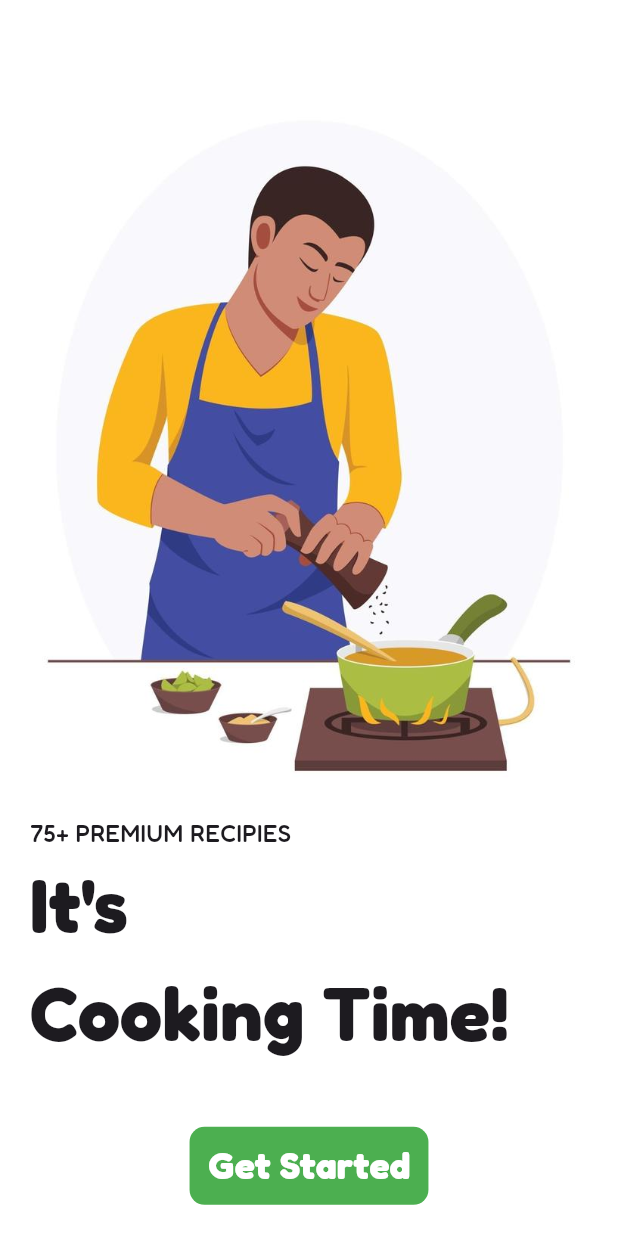
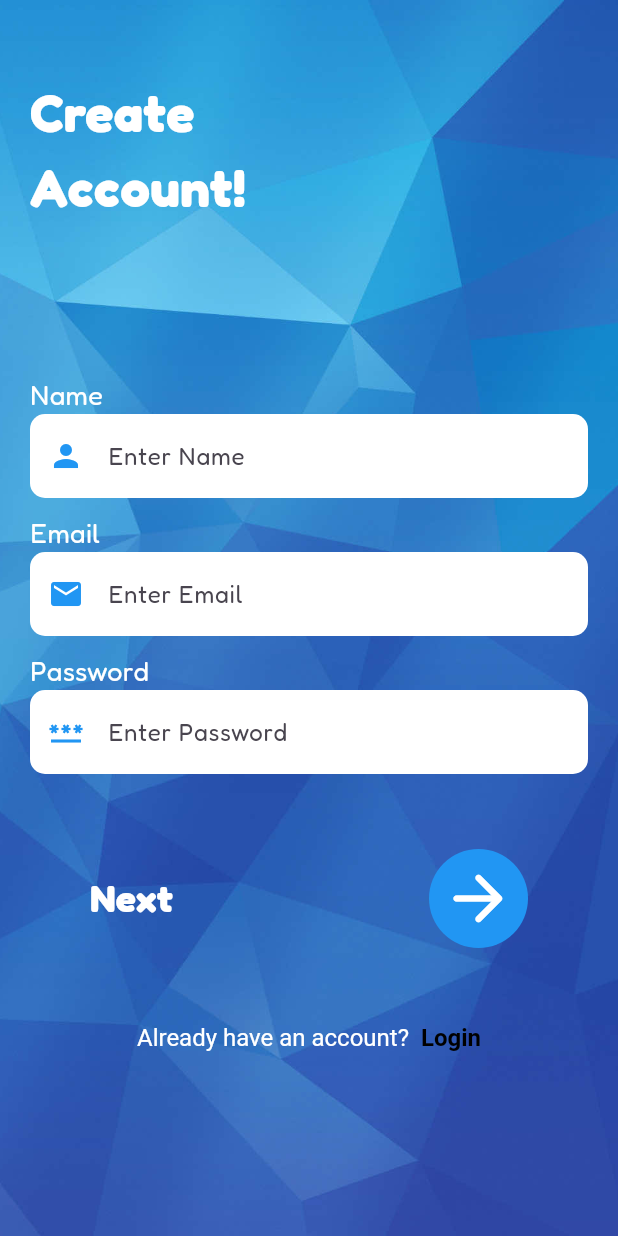
Before and after one commit to iqbalgany/recipia, a Flutter app: the screen it shows after launch, on a phone screen of 412 x 824 dp. Run offline on Flutter 3.47's test engine with Material 3 defaults, Android fonts, the phone set to English and light mode, and no system bars; our stand-ins replace bloc, cloud_firestore, equatable, firebase_auth, firebase_core, flutter_bloc and 3 more; accounts and stored records are empty; generated files the repository leaves out were written again.

Commit message:
feat: add user authentication and registration functionality
- Implemented UserModel to manage user data.
- Created AuthRemoteDatasource for Firebase authentication and Firestore user management.
- Developed AuthCubit to manage authentication state and actions.
- Added RegisterPage for user registration with form validation.
- Introduced MyTextFormField widget for reusable text input fields.
- Added GoRouterRefreshStream to manage navigation state.
- Included SVG assets for UI enhancements (fire and smiley icons).
- Configured Firebase settings in firebase.json.

```diff
--- /dev/null
+++ b/lib/data/models/user_model.dart
@@ -0,0 +1,54 @@
+// ignore_for_file: public_member_api_docs, sort_constructors_first
+import 'dart:convert';
+
+class UserModel {
+  String uid;
+  String? email;
+  String? fullName;
+  String? profileImage;
+  UserModel({required this.uid, this.email, this.fullName, this.profileImage});
+
+  UserModel copyWith({
+    String? uid,
+    String? email,
+    String? fullName,
+    String? profileImage,
+  }) {
+    return UserModel(
+      uid: uid ?? this.uid,
+      email: email ?? this.email,
+      fullName: fullName ?? this.fullName,
+      profileImage: profileImage ?? this.profileImage,
+    );
+  }
+
+  Map<String, dynamic> toMap() {
+    return <String, dynamic>{
+      'uid': uid,
+      'email': email,
+      'fullName': fullName,
+      'profileImage': profileImage,
+    };
+  }
+
+  factory UserModel.fromMap(Map<String, dynamic> map) {
+    return UserModel(
+      uid: map['uid'] as String,
+      email: map['email'] != null ? map['email'] as String : null,
+      fullName: map['fullName'] != null ? map['fullName'] as String : null,
+      profileImage: map['profileImage'] != null
+          ? map['profileImage'] as String
+          : null,
+    );
+  }
+
+  String toJson() => json.encode(toMap());
+
+  factory UserModel.fromJson(String source) =>
+      UserModel.fromMap(json.decode(source) as Map<String, dynamic>);
+
+  @override
+  String toString() {
+    return 'UserModel(uid: $uid, email: $email, fullName: $fullName, profileImage: $profileImage)';
+  }
+}
--- /dev/null
+++ b/lib/data/remote_datasources/auth_remote_datasource.dart
@@ -0,0 +1,56 @@
+import 'package:cloud_firestore/cloud_firestore.dart';
+import 'package:firebase_auth/firebase_auth.dart';
+import 'package:recipia/data/models/user_model.dart';
+
+class AuthRemoteDatasource {
+  final FirebaseAuth _auth = FirebaseAuth.instance;
+  final FirebaseFirestore _firestore = FirebaseFirestore.instance;
+
+  Stream<User?> get authStateChange => _auth.authStateChanges();
+
+  Future<UserCredential> login(String email, String password) async {
+    try {
+      final userCredential = await _auth.signInWithEmailAndPassword(
+        email: email,
+        password: password,
+      );
+
+      return userCredential;
+    } on FirebaseException catch (e) {
+      throw e.message ?? 'An error occurred during login';
+    }
+  }
+
+  Future<UserCredential> register(
+    String email,
+    String password,
+    String fullName,
+  ) async {
+    try {
+      final userCredential = await _auth.createUserWithEmailAndPassword(
+        email: email,
+        password: password,
+      );
+
+      await _firestore.collection('users').doc(userCredential.user!.uid).set({
+        'uid': userCredential.user!.uid,
+        'email': email,
+        'fullName': fullName,
+      });
+
+      return userCredential;
+    } on FirebaseException catch (e) {
+      throw e.message ?? 'An error occurred during registration';
+    }
+  }
+
+  Stream<List<UserModel>> getUser() {
+    return _firestore.collection('users').snapshots().map((snapshot) {
+      return snapshot.docs.map((doc) => UserModel.fromMap(doc.data())).toList();
+    });
+  }
+
+  Future<void> logout() async {
+    await _auth.signOut();
+  }
+}
--- a/lib/main.dart
+++ b/lib/main.dart
@@ -1,8 +1,17 @@
+import 'package:firebase_core/firebase_core.dart';
 import 'package:flutter/material.dart';
+import 'package:flutter_bloc/flutter_bloc.dart';
 import 'package:google_fonts/google_fonts.dart';
+import 'package:recipia/data/remote_datasources/auth_remote_datasource.dart';
+import 'package:recipia/firebase_options.dart';
+import 'package:recipia/presentations/cubits/auth/auth_cubit.dart';
 import 'package:recipia/routing/app_router.dart';
 
-void main() {
+void main() async {
+  WidgetsFlutterBinding.ensureInitialized();
+
+  await Firebase.initializeApp(options: DefaultFirebaseOptions.currentPlatform);
+
   runApp(const MyApp());
 }
 
@@ -11,7 +20,11 @@ class MyApp extends StatelessWidget {
 
   @override
   Widget build(BuildContext context) {
-    return MaterialApp.router(
+    return MultiBlocProvider(
+      providers: [
+        BlocProvider(create: (context) => AuthCubit(AuthRemoteDatasource())),
+      ],
+      child: MaterialApp.router(
         debugShowCheckedModeBanner: false,
         theme: ThemeData(
           scaffoldBackgroundColor: Colors.white,
@@ -22,6 +35,7 @@ class MyApp extends StatelessWidget {
           textTheme: GoogleFonts.fredokaTextTheme(),
         ),
         routerConfig: AppRoutes.router,
+      ),
     );
   }
 }
--- /dev/null
+++ b/lib/presentations/cubits/auth/auth_cubit.dart
@@ -0,0 +1,75 @@
+import 'dart:async';
+
+import 'package:bloc/bloc.dart';
+import 'package:equatable/equatable.dart';
+import 'package:firebase_auth/firebase_auth.dart' as fb;
+import 'package:recipia/data/models/user_model.dart';
+import 'package:recipia/data/remote_datasources/auth_remote_datasource.dart';
+
+part 'auth_state.dart';
+
+class AuthCubit extends Cubit<AuthState> {
+  final AuthRemoteDatasource _auth;
+
+  late StreamSubscription<fb.User?> _authSubscription;
+  AuthCubit(this._auth) : super(const AuthState()) {
+    _authSubscription = _auth.authStateChange.listen((fbUser) {
+      if (fbUser != null) {
+        final myUser = UserModel(uid: fbUser.uid, email: fbUser.email);
+        emit(state.copyWith(user: myUser, status: AuthStatus.authenticated));
+      } else {
+        emit(state.copyWith(user: null, status: AuthStatus.unauthenticated));
+      }
+    });
+  }
+
+  Future<void> login(String email, String password) async {
+    emit(state.copyWith(status: AuthStatus.loading));
+    try {
+      await _auth.login(email, password);
+    } catch (e) {
+      emit(
+        state.copyWith(errorMessage: e.toString(), status: AuthStatus.failure),
+      );
+    }
+  }
+
+  Future<void> register(String email, String password, String fullName) async {
+    emit(state.copyWith(status: AuthStatus.loading));
+    try {
+      await _auth.register(email, password, fullName);
+    } catch (e) {
+      emit(
+        state.copyWith(errorMessage: e.toString(), status: AuthStatus.failure),
+      );
+    }
+  }
+
+  Future<void> getUser() async {
+    emit(state.copyWith(status: AuthStatus.loading));
+
+    _auth.getUser().listen(
+      (users) {
+        emit(state.copyWith(status: AuthStatus.authenticated, users: users));
+      },
+      onError: (error) {
+        emit(
+          state.copyWith(
+            status: AuthStatus.failure,
+            errorMessage: error.toString(),
+          ),
+        );
+      },
+    );
+  }
+
+  Future<void> logout() async {
+    await _auth.logout();
+  }
+
+  @override
+  Future<void> close() {
+    _authSubscription.cancel();
+    return super.close();
+  }
+}
--- /dev/null
+++ b/lib/presentations/cubits/auth/auth_state.dart
@@ -0,0 +1,41 @@
+// ignore_for_file: public_member_api_docs, sort_constructors_first
+part of 'auth_cubit.dart';
+
+enum AuthStatus {
+  initial,
+  loading,
+  success,
+  authenticated,
+  unauthenticated,
+  failure,
+}
+
+class AuthState extends Equatable {
+  final AuthStatus status;
+  final UserModel? user;
+  final List<UserModel>? users;
+  final String? errorMessage;
+  const AuthState({
+    this.status = AuthStatus.initial,
+    this.user,
+    this.users,
+    this.errorMessage = '',
+  });
+
+  @override
+  List<Object?> get props => [status, user, users, errorMessage];
+
+  AuthState copyWith({
+    AuthStatus? status,
+    UserModel? user,
+    List<UserModel>? users,
+    String? errorMessage,
+  }) {
+    return AuthState(
+      status: status ?? this.status,
+      user: user ?? this.user,
+      users: users ?? this.users,
+      errorMessage: errorMessage ?? this.errorMessage,
+    );
+  }
+}
--- /dev/null
+++ b/lib/presentations/pages/register_page.dart
@@ -0,0 +1,190 @@
+import 'package:flutter/gestures.dart';
+import 'package:flutter/material.dart';
+import 'package:flutter_bloc/flutter_bloc.dart';
+import 'package:recipia/presentations/cubits/auth/auth_cubit.dart';
+import 'package:recipia/presentations/widgets/my_text_form_field.dart';
+
+class RegisterPage extends StatefulWidget {
+  const RegisterPage({super.key});
+
+  @override
+  State<RegisterPage> createState() => _RegisterPageState();
+}
+
+class _RegisterPageState extends State<RegisterPage> {
+  final TextEditingController fullNameController = TextEditingController();
+
+  final TextEditingController emailController = TextEditingController();
+
+  final TextEditingController passwordController = TextEditingController();
+
+  final GlobalKey<FormState> _formKey = GlobalKey<FormState>();
+
+  @override
+  Widget build(BuildContext context) {
+    return Scaffold(
+      body: SingleChildScrollView(
+        child: Stack(
+          children: [
+            Image.asset(
+              'assets/images/auth_background.jpg',
+              fit: BoxFit.cover,
+              height: MediaQuery.sizeOf(context).height,
+              width: MediaQuery.sizeOf(context).width,
+            ),
+            Padding(
+              padding: const EdgeInsets.symmetric(horizontal: 20, vertical: 50),
+              child: Column(
+                crossAxisAlignment: CrossAxisAlignment.start,
+                children: [
+                  Text(
+                    'Create\nAccount!',
+                    style: TextStyle(
+                      fontSize: 35,
+                      color: Colors.white,
+                      fontWeight: FontWeight.bold,
+                    ),
+                  ),
+                  SizedBox(height: 100),
+                  Form(
+                    key: _formKey,
+                    child: Column(
+                      crossAxisAlignment: CrossAxisAlignment.start,
+                      children: [
+                        // Name Text Field
+                        Text(
+                          'Name',
+                          style: TextStyle(color: Colors.white, fontSize: 18),
+                        ),
+                        MyTextFormField(
+                          hintText: 'Enter Name',
+                          controller: fullNameController,
+                          icon: Icons.person,
+                          validator: (value) {
+                            if (value == null || value.isEmpty) {
+                              return 'Please enter your full name';
+                            }
+                            return null;
+                          },
+                        ),
+                        SizedBox(height: 10),
+
+                        // Email Text Field
+                        Text(
+                          'Email',
+                          style: TextStyle(color: Colors.white, fontSize: 18),
+                        ),
+                        MyTextFormField(
+                          hintText: 'Enter Email',
+                          controller: emailController,
+                          icon: Icons.email,
+                          validator: (value) {
+                            if (value == null || value.isEmpty) {
+                              return 'Email cannot be empty';
+                            }
+
+                            final emailRegex = RegExp(
+                              r'^[\w-\.]+@([\w-]+\.)+[\w-]{2,4}$',
+                            );
+                            if (!emailRegex.hasMatch(value)) {
+                              return 'Please enter a valid email address';
+                            }
+                            return null;
+                          },
+                        ),
+                        SizedBox(height: 10),
+
+                        // Password Text Field
+                        Text(
+                          'Password',
+                          style: TextStyle(color: Colors.white, fontSize: 18),
+                        ),
+                        MyTextFormField(
+                          hintText: 'Enter Password',
+                          controller: passwordController,
+                          icon: Icons.password,
+                          obscureText: true,
+                          validator: (value) {
+                            if (value == null || value.isEmpty) {
+                              return 'Password cannot be empty';
+                            }
+                            if (value.length < 6) {
+                              return 'Password must be at least 6 characters long';
+                            }
+                            return null;
+                          },
+                        ),
+                      ],
+                    ),
+                  ),
+                  SizedBox(height: 50),
+                  Padding(
+                    padding: const EdgeInsets.symmetric(horizontal: 40),
+                    child: Row(
+                      mainAxisAlignment: MainAxisAlignment.spaceBetween,
+                      children: [
+                        Text(
+                          'Next',
+                          style: TextStyle(
+                            color: Colors.white,
+                            fontSize: 25,
+                            fontWeight: FontWeight.bold,
+                          ),
+                        ),
+                        IconButton(
+                          onPressed: () {
+                            if (_formKey.currentState!.validate()) {
+                              context.read<AuthCubit>().register(
+                                emailController.text.trim(),
+                                passwordController.text.trim(),
+                                fullNameController.text.trim(),
+                              );
+                            }
+                          },
+                          style: ButtonStyle(
+                            backgroundColor: WidgetStatePropertyAll(
+                              Colors.blue,
+                            ),
+                            iconSize: WidgetStatePropertyAll(50),
+                          ),
+                          icon: Icon(
+                            Icons.arrow_forward_rounded,
+                            color: Colors.white,
+                          ),
+                        ),
+                      ],
+                    ),
+                  ),
+                  SizedBox(height: 50),
+
+                  // login now
+                  Center(
+                    child: RichText(
+                      text: TextSpan(
+                        children: [
+                          TextSpan(
+                            text: 'Already have an account? ',
+                            style: TextStyle(color: Colors.white, fontSize: 16),
+                          ),
+                          TextSpan(
+                            text: ' Login',
+                            recognizer: TapGestureRecognizer()..onTap = () {},
+                            style: TextStyle(
+                              color: Colors.black,
+                              fontWeight: FontWeight.bold,
+                              fontSize: 16,
+                            ),
+                          ),
+                        ],
+                      ),
+                    ),
+                  ),
+                ],
+              ),
+            ),
+          ],
+        ),
+      ),
+    );
+  }
+}
--- /dev/null
+++ b/lib/presentations/widgets/my_text_form_field.dart
@@ -0,0 +1,36 @@
+import 'package:flutter/material.dart';
+
+class MyTextFormField extends StatelessWidget {
+  final String? hintText;
+  final TextEditingController? controller;
+  final IconData? icon;
+  final String? Function(String?)? validator;
+  final bool obscureText;
+  const MyTextFormField({
+    super.key,
+    this.controller,
+    required this.hintText,
+    this.icon,
+    this.obscureText = false,
+    this.validator,
+  });
+
+  @override
+  Widget build(BuildContext context) {
+    return TextFormField(
+      controller: controller,
+      obscureText: obscureText,
+      validator: validator,
+      decoration: InputDecoration(
+        filled: true,
+        fillColor: Colors.white,
+        border: OutlineInputBorder(
+          borderSide: BorderSide.none,
+          borderRadius: BorderRadius.circular(10),
+        ),
+        hintText: hintText,
+        prefixIcon: Icon(icon, color: Colors.blue),
+      ),
+    );
+  }
+}
--- a/lib/routing/app_router.dart
+++ b/lib/routing/app_router.dart
@@ -1,15 +1,32 @@
 import 'package:go_router/go_router.dart';
+import 'package:recipia/data/remote_datasources/auth_remote_datasource.dart';
+import 'package:recipia/presentations/cubits/auth/auth_cubit.dart';
 import 'package:recipia/presentations/pages/detail_page.dart';
 import 'package:recipia/presentations/pages/home_page.dart';
 import 'package:recipia/presentations/pages/onboard_page.dart';
+import 'package:recipia/presentations/pages/register_page.dart';
+import 'package:recipia/routing/go_router_refresh_stream.dart';
 
 class AppRoutes {
+  static final authCubit = AuthCubit(AuthRemoteDatasource());
+
   static final home = '/';
   static final onboard = '/onboard';
   static final detailRecipe = '/detail-recipe';
+  static final register = '/register';
 
   static final router = GoRouter(
-    initialLocation: onboard,
+    refreshListenable: GoRouterRefreshStream(authCubit.stream),
+    initialLocation: home,
+    redirect: (context, state) {
+      final authState = authCubit.state;
+      final bool isLoggedIn = authState.status == AuthStatus.authenticated;
+
+      if (!isLoggedIn) return register;
+      if (isLoggedIn) return home;
+
+      return null;
+    },
 
     routes: [
       GoRoute(path: home, builder: (context, state) => HomePage()),
@@ -18,6 +35,7 @@ class AppRoutes {
         path: detailRecipe,
         builder: (context, state) => DetailRecipePage(),
       ),
+      GoRoute(path: register, builder: (context, state) => RegisterPage()),
     ],
   );
 }
--- /dev/null
+++ b/lib/routing/go_router_refresh_stream.dart
@@ -0,0 +1,20 @@
+import 'dart:async';
+
+import 'package:flutter/material.dart';
+
+class GoRouterRefreshStream extends ChangeNotifier {
+  late final StreamSubscription<dynamic> _subscription;
+
+  GoRouterRefreshStream(Stream<dynamic> stream) {
+    notifyListeners();
+    _subscription = stream.asBroadcastStream().listen(
+      (dynamic_) => notifyListeners(),
+    );
+  }
+
+  @override
+  void dispose() {
+    _subscription.cancel();
+    super.dispose();
+  }
+}
--- a/pubspec.yaml
+++ b/pubspec.yaml
@@ -43,6 +43,8 @@ dependencies:
   flutter_bloc: ^9.1.1
   equatable: ^2.0.8
   google_fonts: ^8.0.2
+  flutter_svg: ^2.2.4
+  random_string: ^2.3.1
 
 dev_dependencies:
   flutter_test:
```
Also changed, not shown: lib/presentations/pages/detail_page.dart (+99 -9 lines), assets/images/alarm.svg (added), assets/images/auth_background.jpg (added), assets/images/fire.svg (added), assets/images/smiley_medium.svg (added), firebase.json (added), pubspec.lock, 4 other files. Lines whose indentation alone changed are shown as unchanged.
